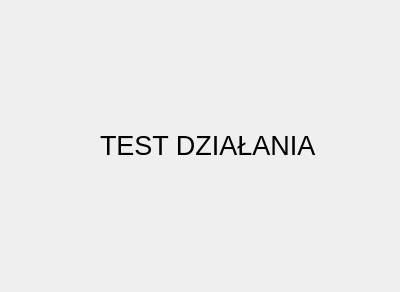
Old version of the form start_game.ui in the repository DawidO99/FM_QT_Project.
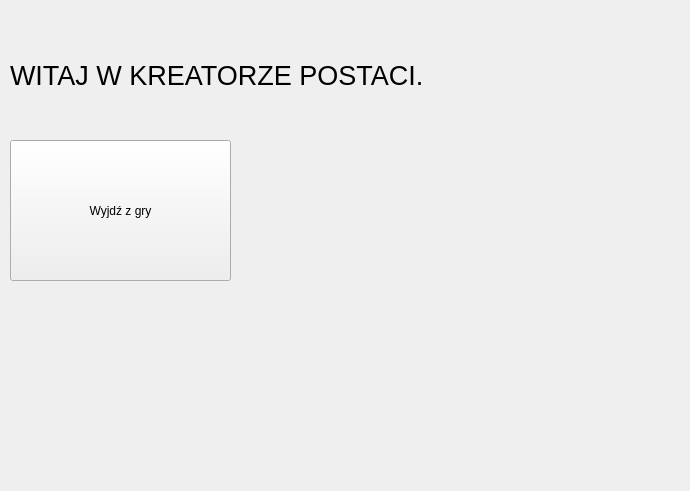
New version of the form.

The edit to the form file:
```diff
--- a/start_game.ui
+++ b/start_game.ui
@@ -6,19 +6,31 @@
    <rect>
     <x>0</x>
     <y>0</y>
-    <width>400</width>
-    <height>292</height>
+    <width>690</width>
+    <height>491</height>
    </rect>
   </property>
+  <property name="minimumSize">
+   <size>
+    <width>600</width>
+    <height>400</height>
+   </size>
+  </property>
+  <property name="maximumSize">
+   <size>
+    <width>2960</width>
+    <height>1440</height>
+   </size>
+  </property>
   <property name="windowTitle">
    <string>Form</string>
   </property>
   <widget class="QLabel" name="label">
    <property name="geometry">
     <rect>
-     <x>100</x>
-     <y>80</y>
-     <width>261</width>
+     <x>10</x>
+     <y>10</y>
+     <width>461</width>
      <height>131</height>
     </rect>
    </property>
@@ -28,7 +40,20 @@
     </font>
    </property>
    <property name="text">
-    <string>TEST DZIAŁANIA</string>
+    <string>WITAJ W KREATORZE POSTACI.</string>
+   </property>
+  </widget>
+  <widget class="QPushButton" name="pushButton">
+   <property name="geometry">
+    <rect>
+     <x>10</x>
+     <y>140</y>
+     <width>221</width>
+     <height>141</height>
+    </rect>
+   </property>
+   <property name="text">
+    <string>Wyjdź z gry</string>
    </property>
   </widget>
  </widget>
```
